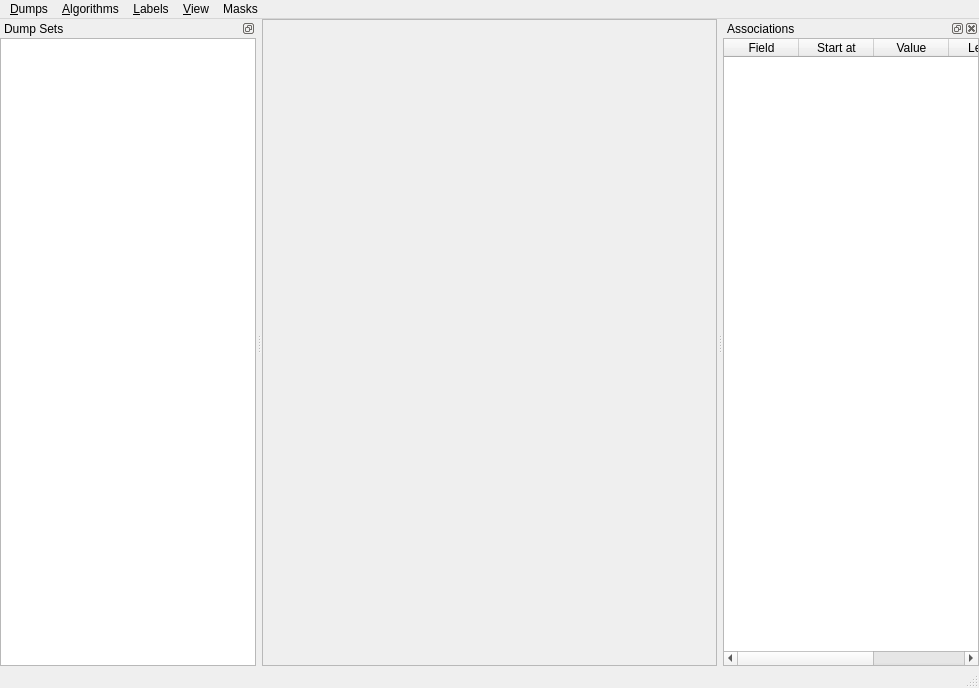
Qt form BitGrapher/ui/MainWindow.ui (nhurman/data-carving) before a commit.
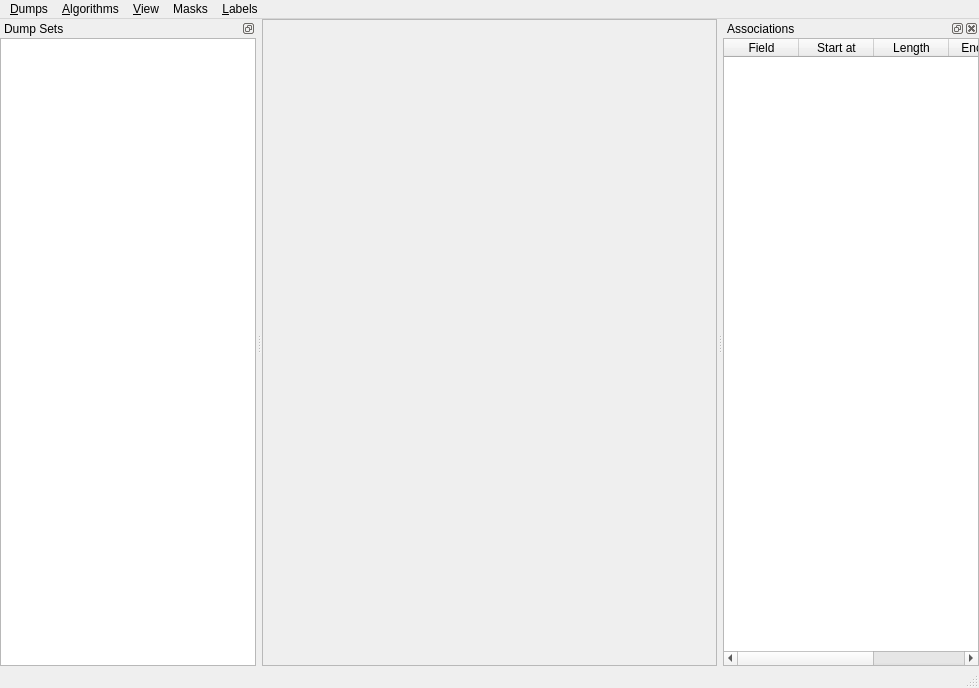
The same form after that commit. Custom widgets are drawn as their Qt base class.

Patch:
```diff
--- a/BitGrapher/ui/MainWindow.ui
+++ b/BitGrapher/ui/MainWindow.ui
@@ -64,7 +64,7 @@
      <x>0</x>
      <y>0</y>
      <width>979</width>
-     <height>20</height>
+     <height>26</height>
     </rect>
    </property>
    <widget class="QMenu" name="menuDumps">
@@ -112,9 +112,9 @@
    </widget>
    <addaction name="menuDumps"/>
    <addaction name="menuAlgorithms"/>
-   <addaction name="menuLabels"/>
    <addaction name="menuView"/>
    <addaction name="menuMasks"/>
+   <addaction name="menuLabels"/>
   </widget>
   <widget class="QStatusBar" name="statusBar"/>
   <widget class="QDockWidget" name="dockWidget">
@@ -231,11 +231,6 @@
          <string>Start at</string>
         </property>
        </column>
-       <column>
-        <property name="text">
-         <string>Value</string>
-        </property>
-       </column>
        <column>
         <property name="text">
          <string>Length</string>
@@ -246,6 +241,11 @@
          <string>Encoding</string>
         </property>
        </column>
+       <column>
+        <property name="text">
+         <string>Value</string>
+        </property>
+       </column>
       </widget>
      </item>
     </layout>
```
Left out of the diff: 14 changed lines with no effect on the pictures.
